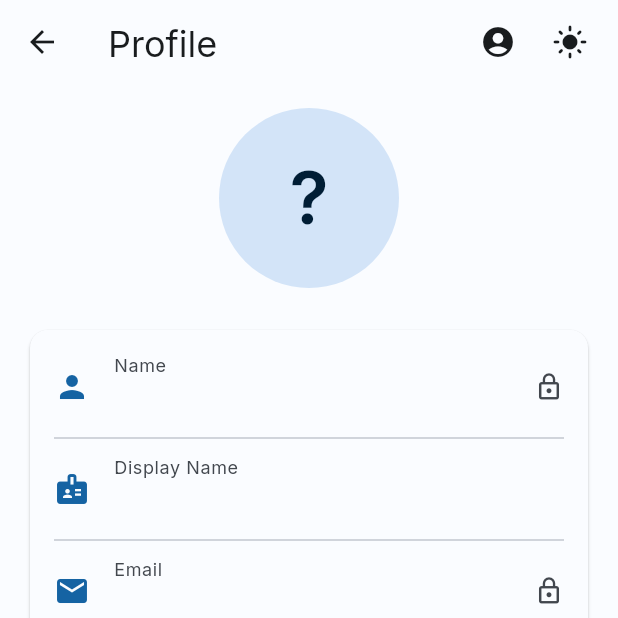
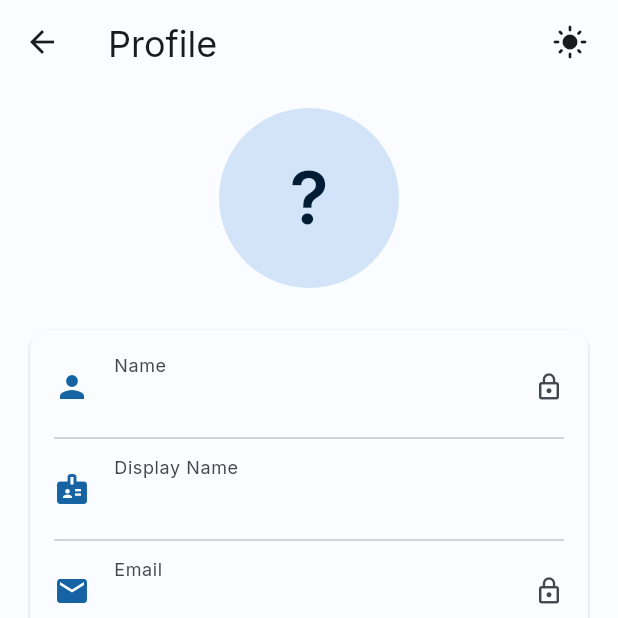
Before and after one commit to Khip01/talkest, a Flutter app: the screen it shows once a user with an empty profile is signed in, after a tap on the "account circle" icon, on a phone screen of 412 x 824 dp, the top half of it. Run offline on Flutter 3.47's test engine with Material 3 defaults, Android fonts, the phone set to English and light mode, and no system bars; drawn by our look-alikes of qr_flutter; our stand-ins replace cached_network_image, cloud_firestore, firebase_auth, firebase_core, flutter_svg, go_router and 3 more; missing offline and left inert: mobile_scanner; accounts and stored records are empty.

Commit message:
refactor: several deprecated code, and fix several UI style (mobile)

```diff
--- a/lib/app/provider/theme_provider.dart
+++ b/lib/app/provider/theme_provider.dart
@@ -1,5 +1,4 @@
 import 'package:flutter/material.dart';
-import 'package:flutter/widgets.dart';
 import 'package:shared_preferences/shared_preferences.dart';
 
 class ThemeProvider with ChangeNotifier {
--- a/lib/app/theme/theme.dart
+++ b/lib/app/theme/theme.dart
@@ -1,4 +1,5 @@
 import 'package:flutter/material.dart';
+import 'package:flutter/services.dart';
 import 'package:google_fonts/google_fonts.dart';
 import 'colors.dart';
 import 'text_styles.dart';
@@ -42,6 +43,10 @@ final ThemeData lightTheme = ThemeData(
     titleTextStyle: AppTextStyles.titleLarge.copyWith(
       color: AppColors.lightColorScheme.onSurface,
     ),
+    systemOverlayStyle: SystemUiOverlayStyle(
+      systemNavigationBarColor: AppColors.lightColorScheme.surface,
+      systemNavigationBarIconBrightness: Brightness.dark,
+    ),
   ),
 
   // Card
@@ -54,8 +59,8 @@ final ThemeData lightTheme = ThemeData(
   // Input Decoration
   inputDecorationTheme: InputDecorationTheme(
     filled: true,
-    fillColor: AppColors.lightColorScheme.surfaceContainerHighest.withOpacity(
-      0.3,
+    fillColor: AppColors.lightColorScheme.surfaceContainerHighest.withValues(
+      alpha: 0.3,
     ),
     border: OutlineInputBorder(
       borderRadius: BorderRadius.circular(12),
@@ -202,6 +207,10 @@ final ThemeData darkTheme = ThemeData(
     titleTextStyle: AppTextStyles.titleLarge.copyWith(
       color: AppColors.darkColorScheme.onSurface,
     ),
+    systemOverlayStyle: SystemUiOverlayStyle(
+      systemNavigationBarColor: AppColors.darkColorScheme.surface,
+      systemNavigationBarIconBrightness: Brightness.light,
+    ),
   ),
 
   // Card
@@ -214,8 +223,8 @@ final ThemeData darkTheme = ThemeData(
   // Input Decoration
   inputDecorationTheme: InputDecorationTheme(
     filled: true,
-    fillColor: AppColors.darkColorScheme.surfaceContainerHighest.withOpacity(
-      0.3,
+    fillColor: AppColors.darkColorScheme.surfaceContainerHighest.withValues(
+      alpha: 0.3,
     ),
     border: OutlineInputBorder(
       borderRadius: BorderRadius.circular(12),
--- a/lib/features/auth/screen/login_screen.dart
+++ b/lib/features/auth/screen/login_screen.dart
@@ -31,6 +31,7 @@ class _LoginScreenState extends State<LoginScreen> {
     } catch (e) {
       // Show error when popup closed or cancelled
       if (mounted) {
+        debugPrint("SIGN-IN ERROR: $e");
         setState(() {
           _isLoading = false;
           _errorMessage = 'Sign-in was cancelled. Please try again.';
@@ -107,10 +108,13 @@ class _LoginScreenState extends State<LoginScreen> {
                     child: ElevatedButton.icon(
                       onPressed: _isLoading ? null : _handleGoogleSignIn,
                       icon: _isLoading
-                          ? const SizedBox(
+                          ? SizedBox(
                               width: 20,
                               height: 20,
-                              child: CircularProgressIndicator(strokeWidth: 2),
+                              child: CircularProgressIndicator(
+                                strokeWidth: 2,
+                                color: Theme.of(context).colorScheme.outline,
+                              ),
                             )
                           : SvgPicture.asset(
                               'assets/icons/google_icon.svg',
@@ -129,7 +133,9 @@ class _LoginScreenState extends State<LoginScreen> {
                         padding: const EdgeInsets.symmetric(vertical: 20),
                         shape: RoundedRectangleBorder(
                           side: BorderSide(
-                            color: Theme.of(context).colorScheme.primary,
+                            color: _isLoading
+                                ? Theme.of(context).colorScheme.outline
+                                : Theme.of(context).colorScheme.primary,
                             width: 1,
                           ),
                           borderRadius: BorderRadius.circular(8),
--- a/lib/features/chat/screen/chat_detail_screen.dart
+++ b/lib/features/chat/screen/chat_detail_screen.dart
@@ -336,7 +336,7 @@ class _ChatDetailScreenState extends State<ChatDetailScreen> {
               color: Theme.of(context).colorScheme.surface,
               boxShadow: [
                 BoxShadow(
-                  color: Colors.black.withOpacity(0.05),
+                  color: Colors.black.withValues(alpha: 0.05),
                   blurRadius: 4,
                   offset: const Offset(0, -2),
                 ),
--- a/lib/features/chat/screen/profile_screen.dart
+++ b/lib/features/chat/screen/profile_screen.dart
@@ -23,6 +23,7 @@ class ProfileScreen extends StatelessWidget {
     final userRepository = AppUserRemoteDataSource();
 
     return AppScaffold(
+      showProfileIcon: false,
       customAppBarTitle: Text(
         "Profile",
         style: AppTextStyles.headlineSmall.copyWith(
--- a/lib/features/chat/screen/qr_scanner_screen.dart
+++ b/lib/features/chat/screen/qr_scanner_screen.dart
@@ -135,7 +135,7 @@ class _QRScannerScreenState extends State<QRScannerScreen> {
               margin: const EdgeInsets.symmetric(horizontal: 32),
               padding: const EdgeInsets.all(16),
               decoration: BoxDecoration(
-                color: Colors.black.withOpacity(0.7),
+                color: Colors.black.withValues(alpha: 0.7),
                 borderRadius: BorderRadius.circular(12),
               ),
               child: Text(
--- a/lib/features/chat/widget/message_bubble.dart
+++ b/lib/features/chat/widget/message_bubble.dart
@@ -55,7 +55,7 @@ class MessageBubble extends StatelessWidget {
               style: TextStyle(
                 fontSize: 11,
                 color: isCurrentUser
-                    ? colorScheme.onPrimaryContainer.withOpacity(0.7)
+                    ? colorScheme.onPrimaryContainer.withValues(alpha: 0.7)
                     : colorScheme.onSurfaceVariant,
               ),
             ),
--- a/lib/features/chat/widget/start_chat_bottom_sheet.dart
+++ b/lib/features/chat/widget/start_chat_bottom_sheet.dart
@@ -5,7 +5,6 @@ import 'package:talkest/app/theme/text_styles.dart';
 import 'package:talkest/features/auth/data/auth_repository.dart';
 import 'package:talkest/features/auth/data/datasource/datasources.dart';
 import 'package:talkest/features/auth/models/app_user.dart';
-import 'package:talkest/features/chat/screen/qr_scanner_screen.dart';
 import 'package:talkest/shared/widgets/custom_message_box.dart';
 
 class StartChatBottomSheet extends StatefulWidget {
--- a/lib/shared/widgets/app_scaffold.dart
+++ b/lib/shared/widgets/app_scaffold.dart
@@ -44,8 +44,10 @@ class _AppScaffoldState extends State<AppScaffold> {
     final currentMode = themeProvider.getThemeMode;
 
     return Scaffold(
+      extendBodyBehindAppBar: true,
       appBar: widget.showAppBar
           ? AppBar(
+              scrolledUnderElevation: 0,
               title: widget.showAppBarTitle
                   ? widget.customAppBarTitle ??
                         Text("Talkest.", style: AppTextStyles.headlineSmall)
@@ -54,7 +56,6 @@ class _AppScaffoldState extends State<AppScaffold> {
                 if (widget.showProfileIcon)
                   IconButton(
                     icon: const Icon(Icons.account_circle),
-                    // onPressed: () => context.push('/profile'),
                     onPressed: () => context.goNamed('profile'),
                     tooltip: 'Profile',
                   ),
@@ -67,7 +68,8 @@ class _AppScaffoldState extends State<AppScaffold> {
             )
           : null,
       floatingActionButton: widget.floatingActionButton,
-      body: LayoutBuilder(
+      body: SafeArea(
+        child: LayoutBuilder(
           builder: (context, constraints) {
             return Stack(
               children: [
@@ -93,6 +95,7 @@ class _AppScaffoldState extends State<AppScaffold> {
               ],
             );
           },
+        ),
       ),
     );
   }
```
Also changed, not shown: lib/shared/widgets/custom_message_box.dart (+5 -5 lines). Lines whose indentation alone changed are shown as unchanged.
